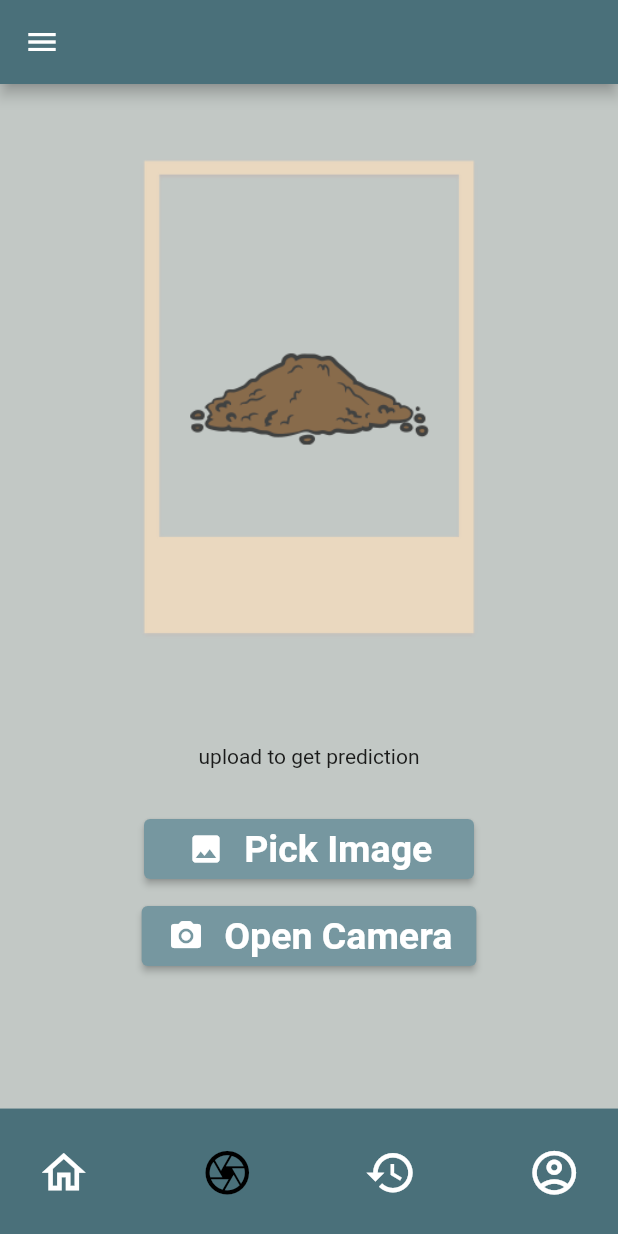
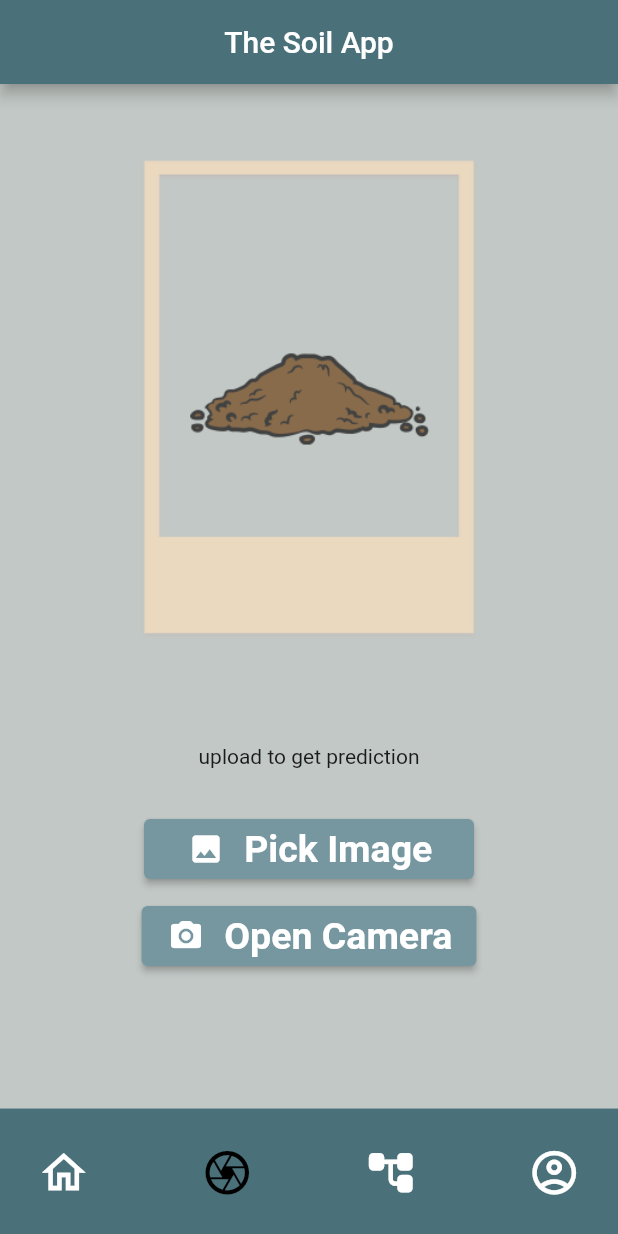
Before and after one commit to vikash18o19/soil-app-frontend, a Flutter app: the HomePage screen opened directly, item 2 of the bottom bar chosen, on a phone screen of 412 x 824 dp. Run offline on Flutter 3.47's test engine with Material 2 defaults, Android fonts, the phone set to English and light mode, and no system bars; drawn by our look-alikes of google_nav_bar; our stand-ins replace geolocator, image_picker, shared_preferences; accounts and stored records are empty; network calls fail.

```diff
--- a/lib/pages/history.dart
+++ b/lib/pages/history.dart
@@ -153,6 +153,11 @@ class _HistoryState extends State<History> {
   Widget build(BuildContext context) {
     return Scaffold(
       backgroundColor: AppColors.c4,
+      appBar: AppBar(
+        title: Text('My History'),
+        centerTitle: true,
+        backgroundColor: AppColors.c5,
+      ),
       body: _isLoading
           ? Center(
               child: CircularProgressIndicator(
--- a/lib/pages/home_page.dart
+++ b/lib/pages/home_page.dart
@@ -3,6 +3,7 @@ import 'package:flutter/material.dart';
 import 'package:google_nav_bar/google_nav_bar.dart';
 import 'package:soil_app/pages/history.dart';
 import 'package:soil_app/pages/image_pick.dart';
+import 'package:soil_app/pages/my_acc.dart';
 import 'package:soil_app/pages/login_page.dart';
 import 'package:soil_app/pages/soilProps.dart';
 import 'package:soil_app/utils/Colors.dart';
@@ -13,10 +14,8 @@ class HomePage extends StatefulWidget {
   static List<Widget> _widgetOptions = <Widget>[
     Container(),
     ImgPicker(),
-    History(),
-    Text(
-      'Profile',
-    ),
+    SoilPropsAi(),
+    myAcc(),
   ];
 
   @override
@@ -48,129 +47,131 @@ class _HomePageState extends State<HomePage> {
       child: Scaffold(
         backgroundColor: AppColors.c1,
         appBar: AppBar(
+          title: Text('The Soil App'),
+          centerTitle: true,
           backgroundColor: AppColors.c5,
         ),
-        drawer: Drawer(
-          child: Container(
-            color: AppColors.c4,
-            child: ListView(
-              children: [
-                DrawerHeader(
-                  child: Center(
-                    child: Text(
-                      'Home',
-                      style: TextStyle(
-                          fontSize: 35,
-                          fontWeight: FontWeight.bold,
-                          color: AppColors.c0),
-                    ),
-                  ),
-                ),
-                ListTile(
-                  leading: Icon(
-                    Icons.account_tree_rounded,
-                    size: 35,
-                    color: AppColors.c0,
-                  ),
-                  title: Text(
-                    'Soil Properties AI',
-                    style: TextStyle(fontSize: 30, color: AppColors.c0),
-                  ),
-                  onTap: () => {
-                    Navigator.pushReplacement(
-                      context,
-                      MaterialPageRoute(builder: (context) => SoilPropsAi()),
-                    )
-                  },
-                ),
-                ListTile(
-                  leading: Icon(
-                    Icons.account_circle,
-                    size: 35,
-                    color: AppColors.c0,
-                  ),
-                  title: Text(
-                    'My Account',
-                    style: TextStyle(fontSize: 30, color: AppColors.c0),
-                  ),
-                  onTap: () => {},
-                ),
-                ListTile(
-                  leading: Icon(
-                    Icons.history_outlined,
-                    size: 35,
-                    color: AppColors.c0,
-                  ),
-                  title: Text(
-                    'My History',
-                    style: TextStyle(fontSize: 30, color: AppColors.c0),
-                  ),
-                  onTap: () => {},
-                ),
-                ListTile(
-                  leading: Icon(
-                    Icons.settings_applications_outlined,
-                    size: 35,
-                    color: AppColors.c0,
-                  ),
-                  title: Text(
-                    'Settings',
-                    style: TextStyle(fontSize: 30, color: AppColors.c0),
-                  ),
-                  onTap: () => {},
-                ),
-                ListTile(
-                  leading: Icon(
-                    Icons.logout_rounded,
-                    size: 35,
-                    color: AppColors.c0,
-                  ),
-                  title: Text(
-                    'Logout',
-                    style: TextStyle(fontSize: 30, color: AppColors.c0),
-                  ),
-                  onTap: () => {
-                    SharedPreferences.getInstance().then((prefs) {
-                      prefs.clear();
-                      Navigator.pushAndRemoveUntil(
-                        context,
-                        MaterialPageRoute(builder: (context) => LoginPage()),
-                        (Route<dynamic> route) => false,
-                      );
-                    })
-                  },
-                ),
-                ListTile(
-                  leading: Icon(
-                    Icons.phone_outlined,
-                    size: 35,
-                    color: AppColors.c0,
-                  ),
-                  title: Text(
-                    'Contact Us',
-                    style: TextStyle(fontSize: 30, color: AppColors.c0),
-                  ),
-                  onTap: () => {},
-                ),
-                ListTile(
-                  leading: Icon(
-                    Icons.info_outline,
-                    size: 35,
-                    color: AppColors.c0,
-                  ),
-                  title: Text(
-                    'About Us',
-                    style: TextStyle(fontSize: 30, color: AppColors.c0),
-                  ),
-                  onTap: () => {},
-                ),
-              ],
-            ),
-          ),
-        ),
+        // drawer: Drawer(
+        //   child: Container(
+        //     color: AppColors.c4,
+        //     child: ListView(
+        //       children: [
+        //         DrawerHeader(
+        //           child: Center(
+        //             child: Text(
+        //               'Home',
+        //               style: TextStyle(
+        //                   fontSize: 35,
+        //                   fontWeight: FontWeight.bold,
+        //                   color: AppColors.c0),
+        //             ),
+        //           ),
+        //         ),
+        //         ListTile(
+        //           leading: Icon(
+        //             Icons.account_tree_rounded,
+        //             size: 35,
+        //             color: AppColors.c0,
+        //           ),
+        //           title: Text(
+        //             'Soil Properties AI',
+        //             style: TextStyle(fontSize: 30, color: AppColors.c0),
+        //           ),
+        //           onTap: () => {
+        //             Navigator.pushReplacement(
+        //               context,
+        //               MaterialPageRoute(builder: (context) => SoilPropsAi()),
+        //             )
+        //           },
+        //         ),
+        //         ListTile(
+        //           leading: Icon(
+        //             Icons.account_circle,
+        //             size: 35,
+        //             color: AppColors.c0,
+        //           ),
+        //           title: Text(
+        //             'My Account',
+        //             style: TextStyle(fontSize: 30, color: AppColors.c0),
+        //           ),
+        //           onTap: () => {},
+        //         ),
+        //         ListTile(
+        //           leading: Icon(
+        //             Icons.history_outlined,
+        //             size: 35,
+        //             color: AppColors.c0,
+        //           ),
+        //           title: Text(
+        //             'My History',
+        //             style: TextStyle(fontSize: 30, color: AppColors.c0),
+        //           ),
+        //           onTap: () => {},
+        //         ),
+        //         ListTile(
+        //           leading: Icon(
+        //             Icons.settings_applications_outlined,
+        //             size: 35,
+        //             color: AppColors.c0,
+        //           ),
+        //           title: Text(
+        //             'Settings',
+        //             style: TextStyle(fontSize: 30, color: AppColors.c0),
+        //           ),
+        //           onTap: () => {},
+        //         ),
+        //         ListTile(
+        //           leading: Icon(
+        //             Icons.logout_rounded,
+        //             size: 35,
+        //             color: AppColors.c0,
+        //           ),
+        //           title: Text(
+        //             'Logout',
+        //             style: TextStyle(fontSize: 30, color: AppColors.c0),
+        //           ),
+        //           onTap: () => {
+        //             SharedPreferences.getInstance().then((prefs) {
+        //               prefs.clear();
+        //               Navigator.pushAndRemoveUntil(
+        //                 context,
+        //                 MaterialPageRoute(builder: (context) => LoginPage()),
+        //                 (Route<dynamic> route) => false,
+        //               );
+        //             })
+        //           },
+        //         ),
+        //         ListTile(
+        //           leading: Icon(
+        //             Icons.phone_outlined,
+        //             size: 35,
+        //             color: AppColors.c0,
+        //           ),
+        //           title: Text(
+        //             'Contact Us',
+        //             style: TextStyle(fontSize: 30, color: AppColors.c0),
+        //           ),
+        //           onTap: () => {},
+        //         ),
+        //         ListTile(
+        //           leading: Icon(
+        //             Icons.info_outline,
+        //             size: 35,
+        //             color: AppColors.c0,
+        //           ),
+        //           title: Text(
+        //             'About Us',
+        //             style: TextStyle(fontSize: 30, color: AppColors.c0),
+        //           ),
+        //           onTap: () => {},
+        //         ),
+        //       ],
+        //     ),
+        //   ),
+        // ),
         bottomNavigationBar: GNav(
-          backgroundColor: (AppColors.c5)!,
-          rippleColor: (AppColors.c2)!,
+          backgroundColor: (AppColors.c5),
+          rippleColor: (AppColors.c2),
           hoverColor: (AppColors.c1),
           tabs: [
             GButton(
@@ -184,7 +185,7 @@ class _HomePageState extends State<HomePage> {
               iconColor: AppColors.c0,
             ),
             GButton(
-              icon: Icons.history_outlined,
+              icon: Icons.account_tree_rounded,
               iconSize: 35,
               iconColor: AppColors.c0,
             ),
--- a/pubspec.yaml
+++ b/pubspec.yaml
@@ -43,6 +43,7 @@ dependencies:
   google_maps_flutter: ^2.2.5
   geolocator: ^9.0.2
   shared_preferences: ^2.0.20
+  geocoding: ^2.1.0
 
 dev_dependencies:
   flutter_launcher_icons: "^0.9.2"
```
Also changed, not shown: lib/pages/acc_details.dart (added, +41 -0 lines), lib/pages/my_acc.dart (added, +205 -0 lines), lib/pages/search.dart (added, +205 -0 lines), lib/images/homepage/default-pro-pic.png (added), pubspec.lock.
